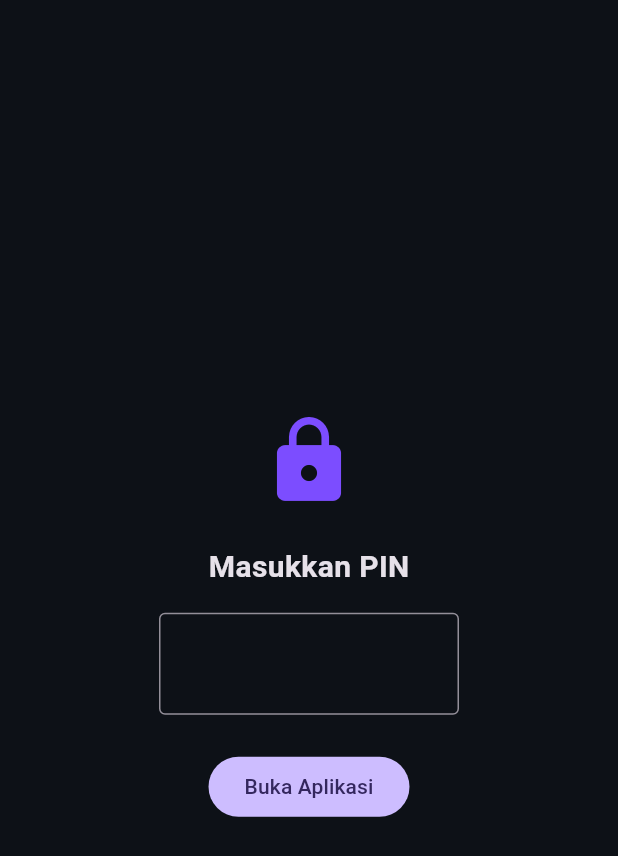
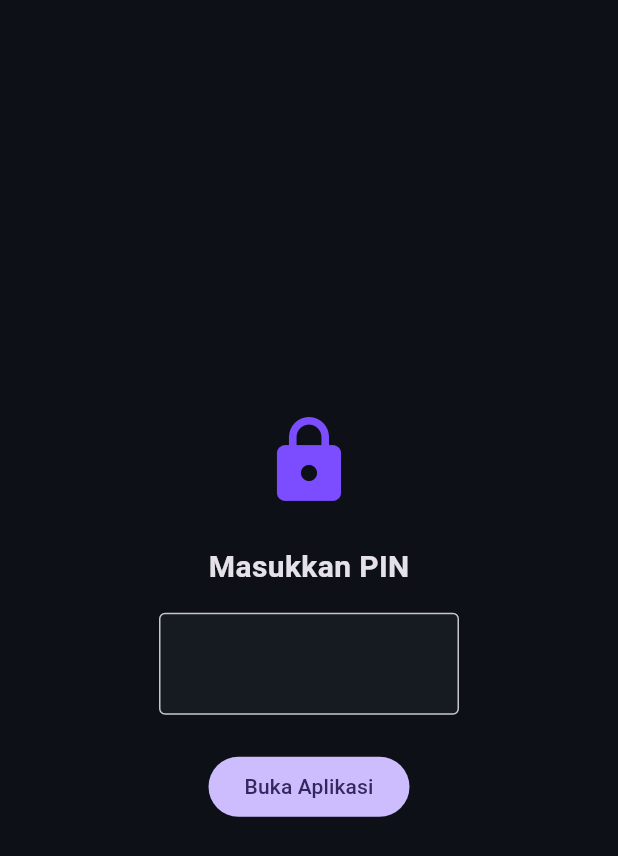
Before and after one commit to daffaarifqiy/Ai, a Flutter app: the screen it shows after launch, on a phone screen of 412 x 824 dp. Shown: the top 856 px of the screen. Run offline on Flutter 3.47's test engine with Material 3 defaults, Android fonts, the phone set to English and light mode, and no system bars; our stand-ins replace device_info_plus, flutter_highlight, hive, hive_flutter, permission_handler, shared_preferences and 1 more; missing offline and left inert: llama_flutter_android; accounts and stored records are empty.

Commit message:
Update main.dart

```diff
--- a/files/lib/main.dart
+++ b/files/lib/main.dart
@@ -5,13 +5,18 @@ import 'screens/lock_screen.dart';
 
 Future<void> main() async {
   WidgetsFlutterBinding.ensureInitialized();
+
+  // Mengatur warna status bar agar menyatu dengan tema gelap
   SystemChrome.setSystemUIOverlayStyle(const SystemUiOverlayStyle(
     statusBarColor: Colors.transparent,
     statusBarIconBrightness: Brightness.light,
   ));
+
+  // Inisialisasi database lokal (Hive)
   await Hive.initFlutter();
   await Hive.openBox('chat_sessions');
   await Hive.openBox('chat_messages');
+
   runApp(const XdfaaaApp());
 }
 
@@ -28,9 +33,22 @@ class XdfaaaApp extends StatelessWidget {
         brightness: Brightness.dark,
         colorSchemeSeed: const Color(0xFF7C4DFF),
         scaffoldBackgroundColor: const Color(0xFF0D1117),
-        appBarTheme: const AppBarTheme(backgroundColor: Color(0xFF161B22), elevation: 0),
+        appBarTheme: const AppBarTheme(
+          backgroundColor: Color(0xFF161B22),
+          elevation: 0,
+          centerTitle: true,
+        ),
+        inputDecorationTheme: InputDecorationTheme(
+          filled: true,
+          fillColor: const Color(0xFF161B22),
+          border: OutlineInputBorder(
+            borderRadius: BorderRadius.circular(12),
+            borderSide: BorderSide.none,
+          ),
+        ),
       ),
-      home: const LockScreen(), // Mulai dari Lock Screen
+      // Aplikasi dimulai dari layar kunci (Lock Screen)
+      home: const LockScreen(),
     );
   }
 }
```
